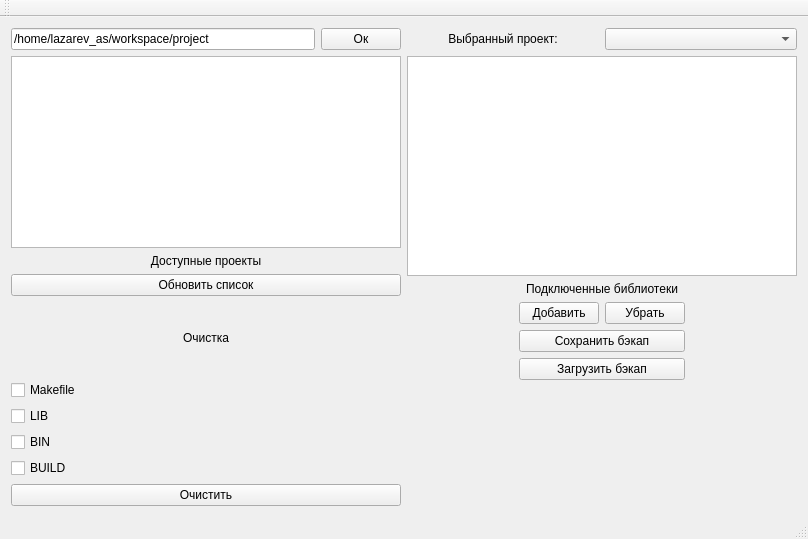
Before: the Qt Designer form src/gui/mainwindow.ui in VinTRiZz/ProjectUtility, drawn with Qt 5.
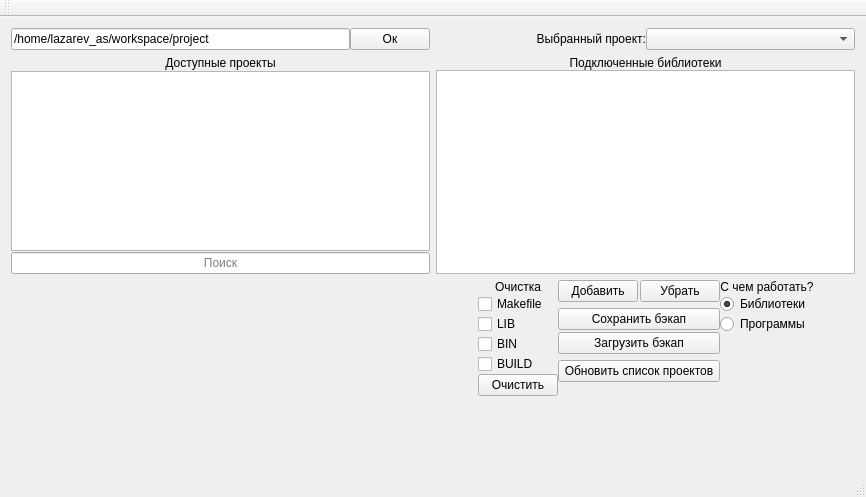
After: the same form once the commit is applied.

Commit message: Added DependWorker class (rewrites), tested

Diff of the .ui file:
```diff
--- a/src/gui/mainwindow.ui
+++ b/src/gui/mainwindow.ui
@@ -6,45 +6,33 @@
    <rect>
     <x>0</x>
     <y>0</y>
-    <width>808</width>
-    <height>539</height>
+    <width>866</width>
+    <height>497</height>
    </rect>
   </property>
   <property name="windowTitle">
    <string>MainWindow</string>
   </property>
   <widget class="QWidget" name="centralWidget">
-   <layout class="QGridLayout" name="gridLayout_2">
-    <item row="0" column="0">
-     <layout class="QHBoxLayout" name="horizontalLayout_3">
-      <item>
-       <widget class="QLineEdit" name="basePath_lineEdit">
-        <property name="text">
-         <string>/home/lazarev_as/workspace/project</string>
-        </property>
-        <property name="placeholderText">
-         <string>Директория с проектами</string>
-        </property>
-       </widget>
-      </item>
-      <item>
-       <widget class="QPushButton" name="acceptBasePath_pushButton">
-        <property name="text">
-         <string>Ок</string>
-        </property>
-       </widget>
-      </item>
-     </layout>
-    </item>
+   <layout class="QGridLayout" name="gridLayout">
     <item row="0" column="1">
      <layout class="QHBoxLayout" name="horizontalLayout">
+      <property name="spacing">
+       <number>0</number>
+      </property>
       <item>
        <widget class="QLabel" name="label">
+        <property name="sizePolicy">
+         <sizepolicy hsizetype="Preferred" vsizetype="Fixed">
+          <horstretch>0</horstretch>
+          <verstretch>0</verstretch>
+         </sizepolicy>
+        </property>
         <property name="text">
          <string>Выбранный проект:</string>
         </property>
         <property name="alignment">
-         <set>Qt::AlignCenter</set>
+         <set>Qt::AlignRight|Qt::AlignTrailing|Qt::AlignVCenter</set>
         </property>
        </widget>
       </item>
@@ -53,37 +41,19 @@
       </item>
      </layout>
     </item>
-    <item row="1" column="0">
-     <layout class="QVBoxLayout" name="verticalLayout">
-      <item>
-       <widget class="QListWidget" name="avaliableLibs_listWidget"/>
-      </item>
-      <item>
-       <widget class="QLabel" name="label_3">
-        <property name="text">
-         <string>Доступные проекты</string>
-        </property>
-        <property name="alignment">
-         <set>Qt::AlignCenter</set>
-        </property>
-       </widget>
-      </item>
-      <item>
-       <widget class="QPushButton" name="update_pushButton">
-        <property name="text">
-         <string>Обновить список</string>
-        </property>
-       </widget>
-      </item>
-     </layout>
-    </item>
     <item row="1" column="1">
      <layout class="QVBoxLayout" name="verticalLayout_2">
-      <item>
-       <widget class="QListWidget" name="addedLibs_listWidget"/>
-      </item>
+      <property name="spacing">
+       <number>0</number>
+      </property>
       <item>
        <widget class="QLabel" name="label_2">
+        <property name="sizePolicy">
+         <sizepolicy hsizetype="Preferred" vsizetype="Fixed">
+          <horstretch>0</horstretch>
+          <verstretch>0</verstretch>
+         </sizepolicy>
+        </property>
         <property name="text">
          <string>Подключенные библиотеки</string>
         </property>
@@ -92,12 +62,76 @@
         </property>
        </widget>
       </item>
+      <item>
+       <widget class="QListWidget" name="addedLibs_listWidget">
+        <property name="sizePolicy">
+         <sizepolicy hsizetype="Minimum" vsizetype="Preferred">
+          <horstretch>0</horstretch>
+          <verstretch>0</verstretch>
+         </sizepolicy>
+        </property>
+       </widget>
+      </item>
      </layout>
     </item>
-    <item row="2" column="0">
+    <item row="0" column="0">
+     <layout class="QHBoxLayout" name="horizontalLayout_3">
+      <property name="spacing">
+       <number>0</number>
+      </property>
+      <item>
+       <widget class="QLineEdit" name="basePath_lineEdit">
+        <property name="text">
+         <string>/home/lazarev_as/workspace/project</string>
+        </property>
+        <property name="placeholderText">
+         <string>Директория с проектами</string>
+        </property>
+       </widget>
+      </item>
+      <item>
+       <widget class="QPushButton" name="acceptBasePath_pushButton">
+        <property name="text">
+         <string>Ок</string>
+        </property>
+       </widget>
+      </item>
+     </layout>
+    </item>
+    <item row="2" column="1">
+     <layout class="QHBoxLayout" name="horizontalLayout_4">
+      <property name="spacing">
+       <number>0</number>
+      </property>
+      <item>
+       <spacer name="horizontalSpacer_2">
+        <property name="orientation">
+         <enum>Qt::Horizontal</enum>
+        </property>
+        <property name="sizeHint" stdset="0">
+         <size>
+          <width>40</width>
+          <height>20</height>
+         </size>
+        </property>
+       </spacer>
+      </item>
+      <item>
      <layout class="QVBoxLayout" name="verticalLayout_3">
+        <property name="spacing">
+         <number>0</number>
+        </property>
+        <property name="sizeConstraint">
+         <enum>QLayout::SetDefaultConstraint</enum>
+        </property>
       <item>
        <widget class="QLabel" name="label_4">
+          <property name="sizePolicy">
+           <sizepolicy hsizetype="Preferred" vsizetype="Fixed">
+            <horstretch>0</horstretch>
+            <verstretch>0</verstretch>
+           </sizepolicy>
+          </property>
         <property name="text">
          <string>Очистка</string>
         </property>
@@ -153,19 +187,8 @@
         </property>
        </widget>
       </item>
-     </layout>
-    </item>
-    <item row="2" column="1">
-     <layout class="QGridLayout" name="gridLayout">
-      <item row="1" column="1">
-       <widget class="QPushButton" name="saveBackup_pushButton">
-        <property name="text">
-         <string>Сохранить бэкап</string>
-        </property>
-       </widget>
-      </item>
-      <item row="4" column="1">
-       <spacer name="verticalSpacer">
+        <item>
+         <spacer name="verticalSpacer_3">
         <property name="orientation">
          <enum>Qt::Vertical</enum>
         </property>
@@ -177,8 +200,15 @@
         </property>
        </spacer>
       </item>
-      <item row="0" column="1">
+       </layout>
+      </item>
+      <item>
+       <layout class="QVBoxLayout" name="verticalLayout_6">
+        <item>
        <layout class="QHBoxLayout" name="horizontalLayout_2">
+          <property name="spacing">
+           <number>2</number>
+          </property>
         <item>
          <widget class="QPushButton" name="add_pushButton">
           <property name="text">
@@ -195,33 +225,19 @@
         </item>
        </layout>
       </item>
-      <item row="0" column="2">
-       <spacer name="horizontalSpacer_3">
-        <property name="orientation">
-         <enum>Qt::Horizontal</enum>
-        </property>
-        <property name="sizeHint" stdset="0">
-         <size>
-          <width>40</width>
-          <height>20</height>
-         </size>
-        </property>
-       </spacer>
-      </item>
-      <item row="0" column="0">
-       <spacer name="horizontalSpacer_2">
-        <property name="orientation">
-         <enum>Qt::Horizontal</enum>
-        </property>
-        <property name="sizeHint" stdset="0">
-         <size>
-          <width>40</width>
-          <height>20</height>
-         </size>
-        </property>
-       </spacer>
-      </item>
-      <item row="2" column="1">
+        <item>
+         <layout class="QVBoxLayout" name="verticalLayout_5">
+          <property name="spacing">
+           <number>2</number>
+          </property>
+          <item>
+           <widget class="QPushButton" name="saveBackup_pushButton">
+            <property name="text">
+             <string>Сохранить бэкап</string>
+            </property>
+           </widget>
+          </item>
+          <item>
        <widget class="QPushButton" name="loadBackup_pushButton">
         <property name="text">
          <string>Загрузить бэкап</string>
@@ -230,6 +246,167 @@
       </item>
      </layout>
     </item>
+        <item>
+         <widget class="QPushButton" name="update_pushButton">
+          <property name="sizePolicy">
+           <sizepolicy hsizetype="Preferred" vsizetype="Fixed">
+            <horstretch>0</horstretch>
+            <verstretch>0</verstretch>
+           </sizepolicy>
+          </property>
+          <property name="minimumSize">
+           <size>
+            <width>0</width>
+            <height>0</height>
+           </size>
+          </property>
+          <property name="text">
+           <string>Обновить список проектов</string>
+          </property>
+         </widget>
+        </item>
+        <item>
+         <spacer name="verticalSpacer">
+          <property name="orientation">
+           <enum>Qt::Vertical</enum>
+          </property>
+          <property name="sizeHint" stdset="0">
+           <size>
+            <width>20</width>
+            <height>40</height>
+           </size>
+          </property>
+         </spacer>
+        </item>
+       </layout>
+      </item>
+      <item>
+       <layout class="QVBoxLayout" name="verticalLayout_4">
+        <property name="spacing">
+         <number>0</number>
+        </property>
+        <item>
+         <widget class="QLabel" name="label_5">
+          <property name="sizePolicy">
+           <sizepolicy hsizetype="Preferred" vsizetype="Fixed">
+            <horstretch>0</horstretch>
+            <verstretch>0</verstretch>
+           </sizepolicy>
+          </property>
+          <property name="text">
+           <string>С чем работать?</string>
+          </property>
+          <property name="alignment">
+           <set>Qt::AlignCenter</set>
+          </property>
+         </widget>
+        </item>
+        <item>
+         <widget class="QRadioButton" name="libs_radioButton">
+          <property name="text">
+           <string>Библиотеки</string>
+          </property>
+          <property name="checked">
+           <bool>true</bool>
+          </property>
+         </widget>
+        </item>
+        <item>
+         <widget class="QRadioButton" name="apps_radioButton">
+          <property name="text">
+           <string>Программы</string>
+          </property>
+         </widget>
+        </item>
+        <item>
+         <spacer name="verticalSpacer_4">
+          <property name="orientation">
+           <enum>Qt::Vertical</enum>
+          </property>
+          <property name="sizeHint" stdset="0">
+           <size>
+            <width>20</width>
+            <height>40</height>
+           </size>
+          </property>
+         </spacer>
+        </item>
+       </layout>
+      </item>
+      <item>
+       <spacer name="horizontalSpacer">
+        <property name="orientation">
+         <enum>Qt::Horizontal</enum>
+        </property>
+        <property name="sizeHint" stdset="0">
+         <size>
+          <width>40</width>
+          <height>20</height>
+         </size>
+        </property>
+       </spacer>
+      </item>
+     </layout>
+    </item>
+    <item row="1" column="0">
+     <layout class="QVBoxLayout" name="verticalLayout">
+      <property name="spacing">
+       <number>1</number>
+      </property>
+      <item>
+       <widget class="QLabel" name="label_3">
+        <property name="sizePolicy">
+         <sizepolicy hsizetype="Minimum" vsizetype="Fixed">
+          <horstretch>0</horstretch>
+          <verstretch>0</verstretch>
+         </sizepolicy>
+        </property>
+        <property name="text">
+         <string>Доступные проекты</string>
+        </property>
+        <property name="alignment">
+         <set>Qt::AlignCenter</set>
+        </property>
+       </widget>
+      </item>
+      <item>
+       <widget class="QListWidget" name="avaliableLibs_listWidget">
+        <property name="sizePolicy">
+         <sizepolicy hsizetype="Minimum" vsizetype="Preferred">
+          <horstretch>0</horstretch>
+          <verstretch>0</verstretch>
+         </sizepolicy>
+        </property>
+       </widget>
+      </item>
+      <item>
+       <widget class="QLineEdit" name="search_lineEdit">
+        <property name="alignment">
+         <set>Qt::AlignCenter</set>
+        </property>
+        <property name="placeholderText">
+         <string>Поиск</string>
+        </property>
+       </widget>
+      </item>
+     </layout>
+    </item>
+    <item row="3" column="1">
+     <spacer name="verticalSpacer_2">
+      <property name="orientation">
+       <enum>Qt::Vertical</enum>
+      </property>
+      <property name="sizeType">
+       <enum>QSizePolicy::Minimum</enum>
+      </property>
+      <property name="sizeHint" stdset="0">
+       <size>
+        <width>20</width>
+        <height>40</height>
+       </size>
+      </property>
+     </spacer>
+    </item>
    </layout>
   </widget>
   <widget class="QMenuBar" name="menuBar">
```
Left out of the diff: 2 changed lines with no effect on the pictures. Lines whose indentation alone changed are shown as unchanged. The commit also changes 14 other files.
